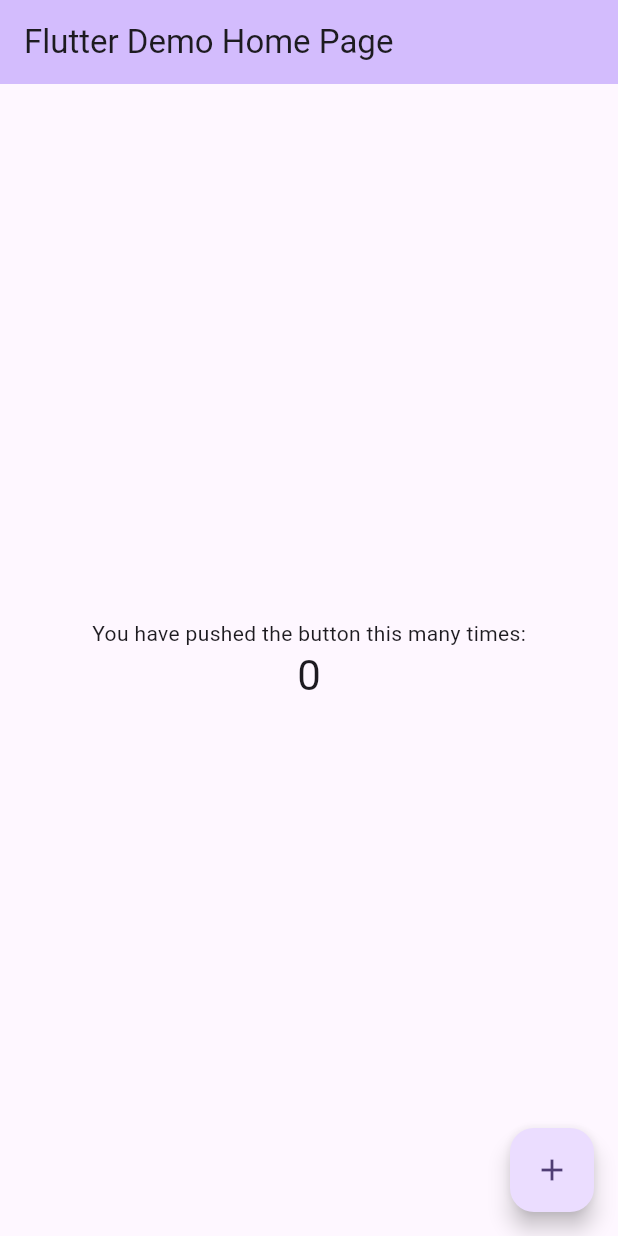
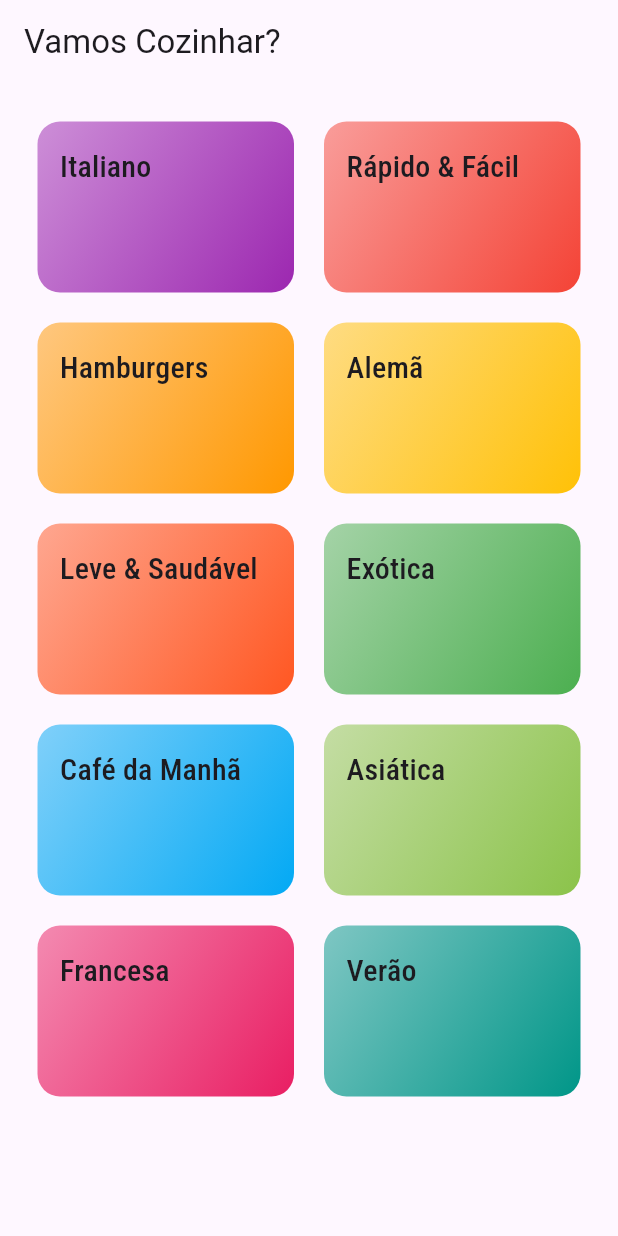
Before and after one commit to PauloHMoreti/curso-flutter-udemy, a Flutter app: the screen it shows after launch, on a phone screen of 412 x 824 dp. Run offline on Flutter 3.47's test engine with Material 3 defaults, Android fonts, the phone set to English and light mode, and no system bars.

Commit message:
feat: add category and meal components, models, and dummy data
- Implemented CategoryItem and MealItem components for displaying categories and meals.
- Created Category and Meal models to structure data.
- Added dummy data for categories and meals to facilitate testing.
- Developed CategoriesScreen and CategoriesMealsScreen for navigation and displaying meals by category.
- Introduced AppRoutes for managing named routes in the application.

```diff
--- /dev/null
+++ b/meals/lib/components/category_item.dart
@@ -0,0 +1,48 @@
+import 'package:flutter/material.dart';
+import "../models/category.dart";
+import '../utils/app_routes.dart';
+
+class CategoryItem extends StatelessWidget {
+  const CategoryItem({super.key, required this.category});
+
+  final Category category;
+
+  void _selectCategory(BuildContext context) {
+    // Navigator.of(context).push(
+    //   MaterialPageRoute(
+    //     builder: (_) {
+    //       return CategoriesMealsScreen(category: category);
+    //     },
+    //   ),
+    // );
+
+    Navigator.of(
+      context,
+    ).pushNamed(AppRoutes.categoriesMeals, arguments: category);
+  }
+
+  @override
+  Widget build(BuildContext context) {
+    return InkWell(
+      onTap: () => _selectCategory(context),
+      borderRadius: BorderRadius.circular(15),
+      splashColor: Theme.of(context).primaryColor,
+      child: Container(
+        padding: EdgeInsets.all(15),
+        decoration: BoxDecoration(
+          borderRadius: BorderRadius.circular(15),
+          gradient: LinearGradient(
+            // ignore: deprecated_member_use
+            colors: [category.color.withOpacity(0.5), category.color],
+            begin: Alignment.topLeft,
+            end: Alignment.bottomRight,
+          ),
+        ),
+        child: Text(
+          category.title,
+          style: Theme.of(context).textTheme.titleMedium,
+        ),
+      ),
+    );
+  }
+}
--- a/meals/lib/main.dart
+++ b/meals/lib/main.dart
@@ -1,8 +1,9 @@
 import 'package:flutter/material.dart';
+import 'package:meals/screens/categories_screen.dart';
+import 'screens/categories_meals_screen.dart';
+import 'utils/app_routes.dart';
 
-void main() {
-  runApp(const MyApp());
-}
+void main() => runApp(MyApp());
 
 class MyApp extends StatelessWidget {
   const MyApp({super.key});
@@ -10,57 +11,19 @@ class MyApp extends StatelessWidget {
   @override
   Widget build(BuildContext context) {
     return MaterialApp(
-      title: 'Flutter Demo',
+      title: 'Vamos Cozinhar?',
       theme: ThemeData(
-        colorScheme: ColorScheme.fromSeed(seedColor: Colors.deepPurple),
+        canvasColor: Color.fromRGBO(255, 254, 229, 1),
+        primarySwatch: Colors.pink,
+        fontFamily: "Raleway",
+        textTheme: ThemeData.light().textTheme.copyWith(
+          titleMedium: TextStyle(fontSize: 20, fontFamily: "RobotoCondensed"),
+        ),
       ),
-      home: const MyHomePage(title: 'Flutter Demo Home Page'),
+      routes: {
+        AppRoutes.home: (_) => CategoriesScreen(),
+        AppRoutes.categoriesMeals: (ctx) => CategoriesMealsScreen(),
+      },
     );
   }
 }
-
-class MyHomePage extends StatefulWidget {
-  const MyHomePage({super.key, required this.title});
-
-  final String title;
-
-  @override
-  State<MyHomePage> createState() => _MyHomePageState();
-}
-
-class _MyHomePageState extends State<MyHomePage> {
-  int _counter = 0;
-
-  void _incrementCounter() {
-    setState(() {
-      _counter++;
-    });
-  }
-
-  @override
-  Widget build(BuildContext context) {
-    return Scaffold(
-      appBar: AppBar(
-        backgroundColor: Theme.of(context).colorScheme.inversePrimary,
-        title: Text(widget.title),
-      ),
-      body: Center(
-        child: Column(
-          mainAxisAlignment: MainAxisAlignment.center,
-          children: <Widget>[
-            const Text('You have pushed the button this many times:'),
-            Text(
-              '$_counter',
-              style: Theme.of(context).textTheme.headlineMedium,
-            ),
-          ],
-        ),
-      ),
-      floatingActionButton: FloatingActionButton(
-        onPressed: _incrementCounter,
-        tooltip: 'Increment',
-        child: const Icon(Icons.add),
-      ),
-    );
-  }
-}
--- /dev/null
+++ b/meals/lib/models/category.dart
@@ -0,0 +1,13 @@
+import 'package:flutter/material.dart';
+
+class Category {
+  final String id;
+  final String title;
+  final Color color;
+
+  const Category({
+    required this.id,
+    required this.title,
+    this.color = Colors.orange,
+  });
+}
--- /dev/null
+++ b/meals/lib/screens/categories_screen.dart
@@ -0,0 +1,26 @@
+import 'package:flutter/material.dart';
+import '../components/category_item.dart';
+import '../data/dummy_data.dart';
+
+class CategoriesScreen extends StatelessWidget {
+  const CategoriesScreen({super.key});
+
+  @override
+  Widget build(BuildContext context) {
+    return Scaffold(
+      appBar: AppBar(title: Text("Vamos Cozinhar?")),
+      body: GridView(
+        padding: EdgeInsets.all(25),
+        gridDelegate: SliverGridDelegateWithMaxCrossAxisExtent(
+          maxCrossAxisExtent: 200,
+          childAspectRatio: 3 / 2,
+          crossAxisSpacing: 20,
+          mainAxisSpacing: 20,
+        ),
+        children: dummyCategories.map((cat) {
+          return CategoryItem(category: cat);
+        }).toList(),
+      ),
+    );
+  }
+}
--- /dev/null
+++ b/meals/lib/utils/app_routes.dart
@@ -0,0 +1,4 @@
+class AppRoutes {
+  static const home = "/";
+  static const categoriesMeals = "/categories-meals";
+}
```
Also changed, not shown: meals/lib/components/meal_item.dart (added, +94 -0 lines), meals/lib/data/dummy_data.dart (added, +341 -0 lines), meals/lib/models/meal.dart (added, +62 -0 lines), meals/lib/screens/categories_meals_screen.dart (added, +27 -0 lines), meals/pubspec.yaml (+20 -8 lines), meals/assets/fonts/Raleway-Black.ttf (added), meals/assets/fonts/Raleway-Bold.ttf (added), meals/assets/fonts/Raleway-Regular.ttf (added), meals/assets/fonts/RobotoCondensed-Bold.ttf (added), meals/assets/fonts/RobotoCondensed-Italic.ttf (added), meals/assets/fonts/RobotoCondensed-Light.ttf (added), meals/assets/fonts/RobotoCondensed-Regular.ttf (added).
